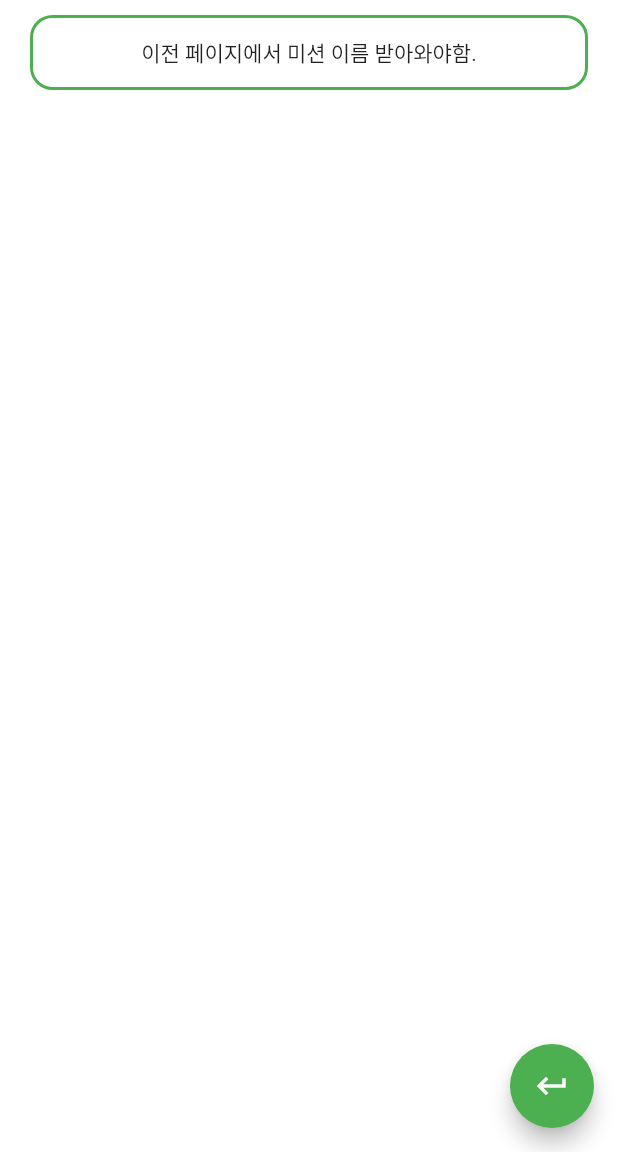
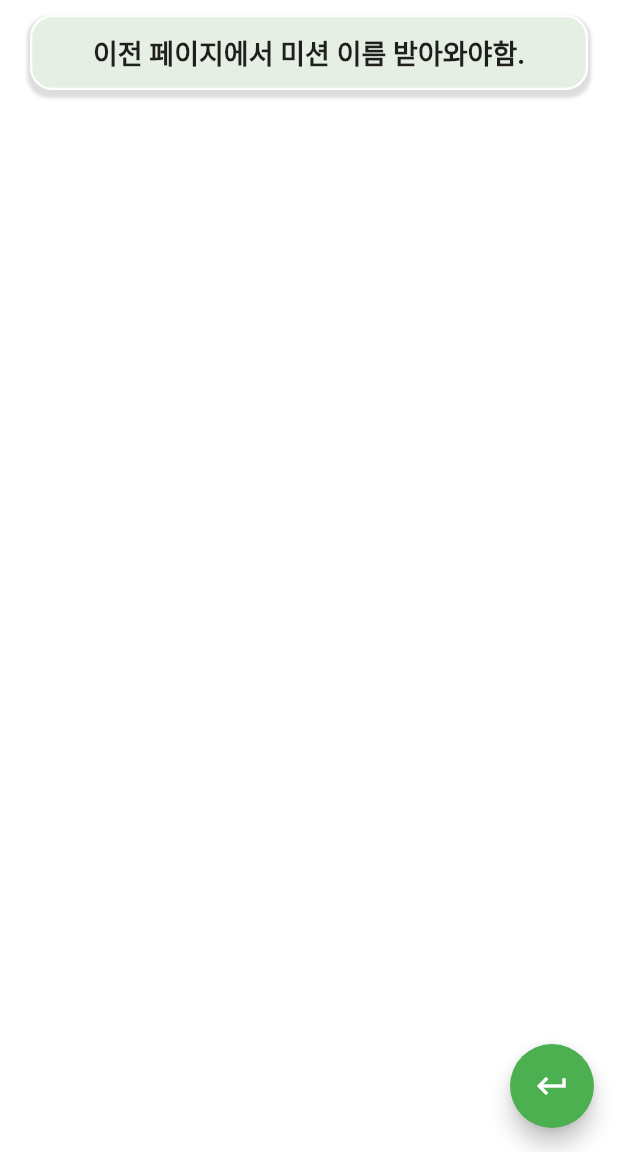
Before and after one commit to HeewonP825/KBbank_GreenusClient, a Flutter app: the MissionFeed screen opened directly, on a phone screen of 412 x 824 dp, the part 84-1236 px from its top. Run offline on Flutter 3.47's test engine with Material 2 defaults, Android fonts, the light colour scheme and no system bars; our stand-ins replace carousel_slider, dio, flutter_native_splash, flutter_svg, font_awesome_flutter, google_fonts and 2 more.

```diff
--- a/lib/screens/challengeDetail/missionFeed.dart
+++ b/lib/screens/challengeDetail/missionFeed.dart
@@ -22,16 +22,24 @@ class MissionFeed extends StatelessWidget {
           mainAxisSize: MainAxisSize.min,
           children: [
             Container(
-              margin: EdgeInsets.fromLTRB(20, 10, 20, 0),
+              margin: EdgeInsets.fromLTRB(20, 10, 20, 10),
               height: 50,
               alignment: Alignment.topCenter,
-              child: Center(child: Text("이전 페이지에서 미션 이름 받아와야함.")),
+              child: Center(child: Text("이전 페이지에서 미션 이름 받아와야함.", style: textTheme().headline1),),
               decoration: BoxDecoration(
-                color: Colors.white,
+                color: Color(0xFFE6EFE4),
                 border: Border.all(
-                  color: Colors.green,
-                  width: 2,
+                  width: 1.5,
+                  color: Color(0xffffffff),
                 ),
+                boxShadow: [
+                  BoxShadow(
+                    color: Colors.grey.withOpacity(0.35),
+                    spreadRadius: 1.7,
+                    blurRadius: 1.2,
+                    offset: Offset(0, 3), // changes position of shadow
+                  ),
+                ],
                 borderRadius: BorderRadius.circular(15.0),
               ),
             ),
```
Also changed, not shown: lib/screens/certifyPage/doCertify.dart (added, +34 -0 lines), lib/screens/challengeDetail/missionStamp.dart (+14 -12 lines), lib/screens/missionPage/components/missionDetail.dart (+8 -4 lines), lib/screens/mypage/components/myPageIngMission.dart (+13 -1 lines), lib/screens/challengeDetail/calender.dart (deleted).
